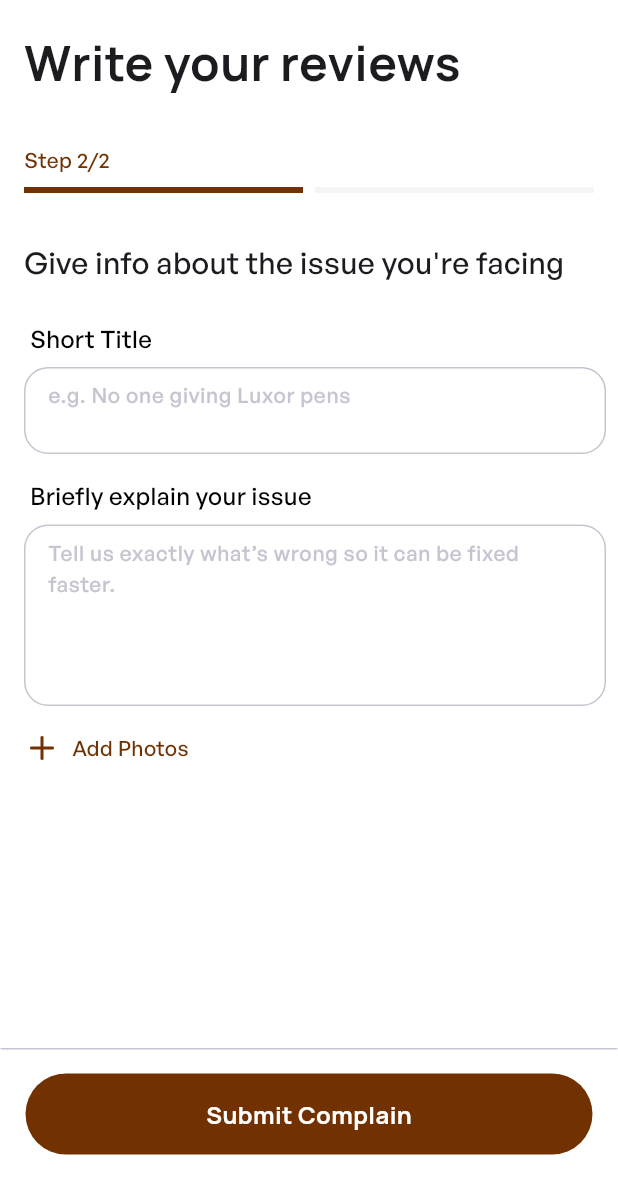
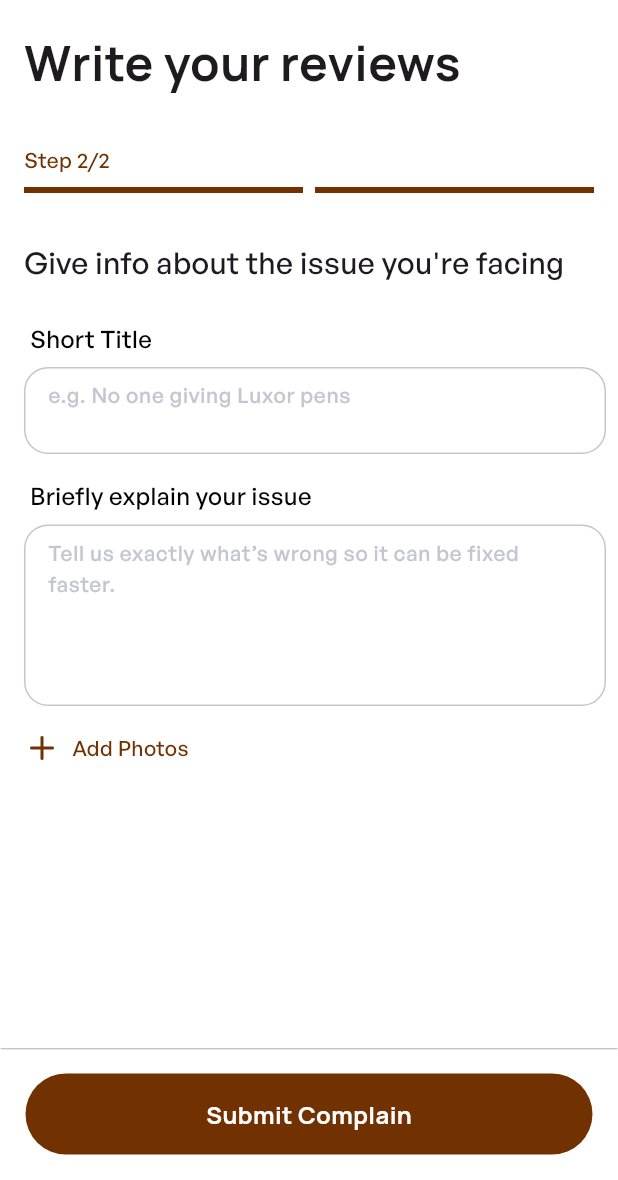
Before and after one commit to TheInfamousTheta/task1, a Flutter app: the screen it shows after launch, after a tap on "Next", on a phone screen of 412 x 824 dp, the part 56-1236 px from its top. Run offline on Flutter 3.47's test engine with Material 3 defaults, Android fonts, the phone set to English and light mode, and no system bars.

Commit message:
Update main.dart

```diff
--- a/lib/main.dart
+++ b/lib/main.dart
@@ -48,7 +48,9 @@ class _MyHomePageState extends State<MyHomePage> {
             color: Colors.black,
             size: 18,
           ),
-          onPressed: () {},
+          onPressed: () {
+            exit(0);
+          },
         ), //Back Arrow
       ),
       body: ListView(
@@ -501,7 +503,7 @@ class SecondScreen extends StatelessWidget {
                     padding: const EdgeInsets.fromLTRB(4,8,16,0),
                     child: Container(
                       height: 4,
-                      color: Color(0xFFF5F5F5),
+                      color: Color(0xFF713100),
                     ),
                   ),
                 ),
```
